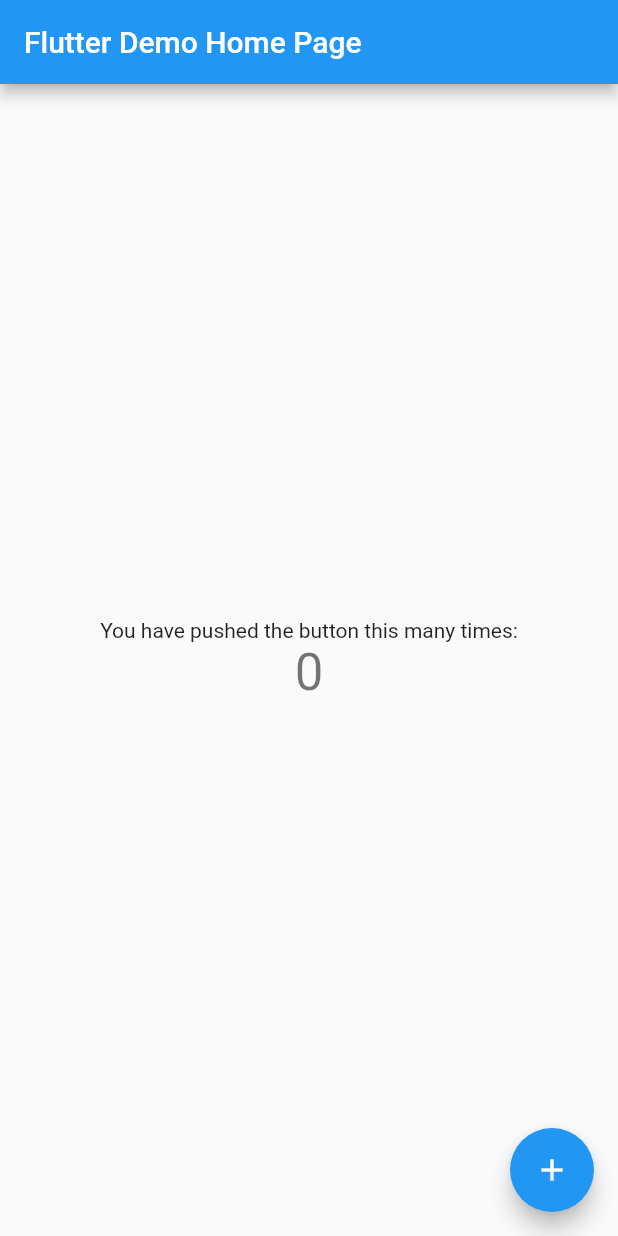
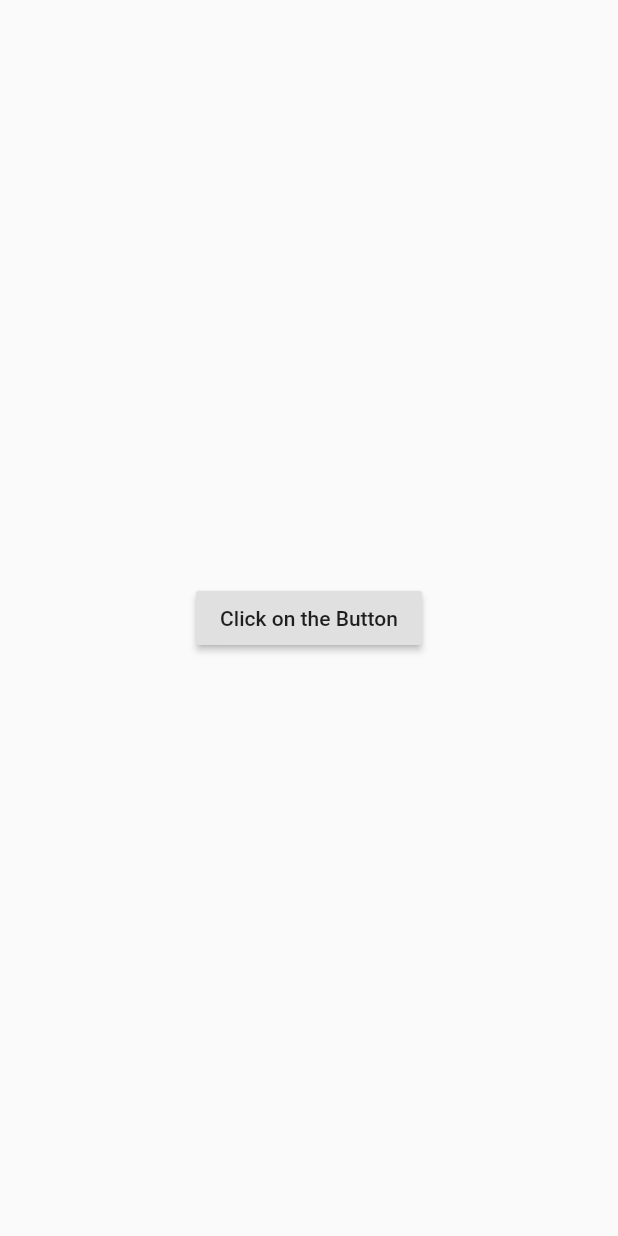
Before and after one commit to charan1922/flutter_basics, a Flutter app: the screen it shows after launch, on a phone screen of 412 x 824 dp. Run offline on Flutter 3.47's test engine with Material 2 defaults, Android fonts, the phone set to English and light mode, and no system bars.

Commit message:
implemeted stateful widget

```diff
--- a/lib/main.dart
+++ b/lib/main.dart
@@ -1,109 +1,43 @@
 import 'package:flutter/material.dart';
 
-void main() => runApp(new MyApp());
-
-class MyApp extends StatelessWidget {
-  // This widget is the root of your application.
-  @override
-  Widget build(BuildContext context) {
-    return new MaterialApp(
-      title: 'Flutter Demo',
-      theme: new ThemeData(
-        // This is the theme of your application.
-        //
-        // Try running your application with "flutter run". You'll see the
-        // application has a blue toolbar. Then, without quitting the app, try
-        // changing the primarySwatch below to Colors.green and then invoke
-        // "hot reload" (press "r" in the console where you ran "flutter run",
-        // or press Run > Flutter Hot Reload in IntelliJ). Notice that the
-        // counter didn't reset back to zero; the application is not restarted.
-        primarySwatch: Colors.blue,
-      ),
-      home: new MyHomePage(title: 'Flutter Demo Home Page'),
-    );
-  }
+void main() {
+  runApp(new application());
 }
 
-class MyHomePage extends StatefulWidget {
-  MyHomePage({Key key, this.title}) : super(key: key);
-
-  // This widget is the home page of your application. It is stateful, meaning
-  // that it has a State object (defined below) that contains fields that affect
-  // how it looks.
-
-  // This class is the configuration for the state. It holds the values (in this
-  // case the title) provided by the parent (in this case the App widget) and
-  // used by the build method of the State. Fields in a Widget subclass are
-  // always marked "final".
-
-  final String title;
-
+class application extends StatefulWidget {
   @override
-  _MyHomePageState createState() => new _MyHomePageState();
+  _applicationState createState() => _applicationState();
 }
 
-class _MyHomePageState extends State<MyHomePage> {
-  int _counter = 0;
+class _applicationState extends State<application> {
+  String text = '';
+  @override
+  void initState() {
+    // TODO: implement initState
+    super.initState();
+    text = 'Click on the Button';
+  }
 
-  void _incrementCounter() {
+  void method1() {
     setState(() {
-      // This call to setState tells the Flutter framework that something has
-      // changed in this State, which causes it to rerun the build method below
-      // so that the display can reflect the updated values. If we changed
-      // _counter without calling setState(), then the build method would not be
-      // called again, and so nothing would appear to happen.
-      _counter++;
+      text = "The text is been changed";
     });
   }
 
   @override
   Widget build(BuildContext context) {
-    // This method is rerun every time setState is called, for instance as done
-    // by the _incrementCounter method above.
-    //
-    // The Flutter framework has been optimized to make rerunning build methods
-    // fast, so that you can just rebuild anything that needs updating rather
-    // than having to individually change instances of widgets.
-    return new Scaffold(
-      appBar: new AppBar(
-        // Here we take the value from the MyHomePage object that was created by
-        // the App.build method, and use it to set our appbar title.
-        title: new Text(widget.title),
-      ),
-      body: new Center(
-        // Center is a layout widget. It takes a single child and positions it
-        // in the middle of the parent.
-        child: new Column(
-          // Column is also layout widget. It takes a list of children and
-          // arranges them vertically. By default, it sizes itself to fit its
-          // children horizontally, and tries to be as tall as its parent.
-          //
-          // Invoke "debug paint" (press "p" in the console where you ran
-          // "flutter run", or select "Toggle Debug Paint" from the Flutter tool
-          // window in IntelliJ) to see the wireframe for each widget.
-          //
-          // Column has various properties to control how it sizes itself and
-          // how it positions its children. Here we use mainAxisAlignment to
-          // center the children vertically; the main axis here is the vertical
-          // axis because Columns are vertical (the cross axis would be
-          // horizontal).
-          mainAxisAlignment: MainAxisAlignment.center,
-          children: <Widget>[
-            new Text(
-              'You have pushed the button this many times:',
-            ),
-            new Text(
-              '$_counter',
-              style: Theme.of(context).textTheme.display1,
-            ),
-          ],
+    return new MaterialApp(
+      title: 'Stateful Widget',
+      home: new Scaffold(
+        body: new Center(
+          child: new RaisedButton(
+            onPressed: () {
+              method1();
+            },
+            child: new Text(text),
+          ),
         ),
       ),
-      floatingActionButton: new FloatingActionButton(
-        onPressed: _incrementCounter,
-        tooltip: 'Increment',
-        child: new Icon(Icons.add),
-      ), // This trailing comma makes auto-formatting nicer for build methods.
     );
   }
 }
```
